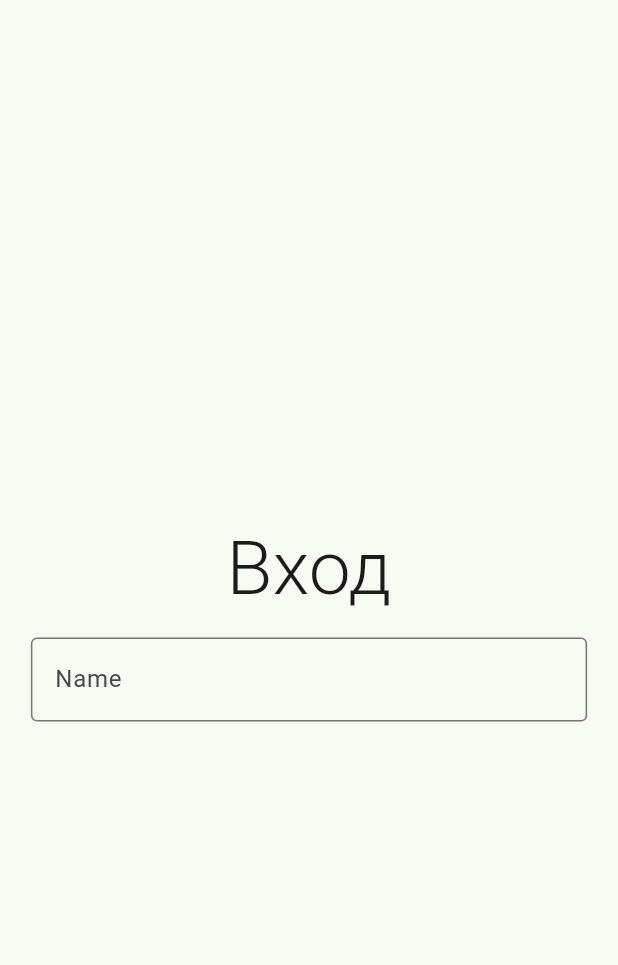
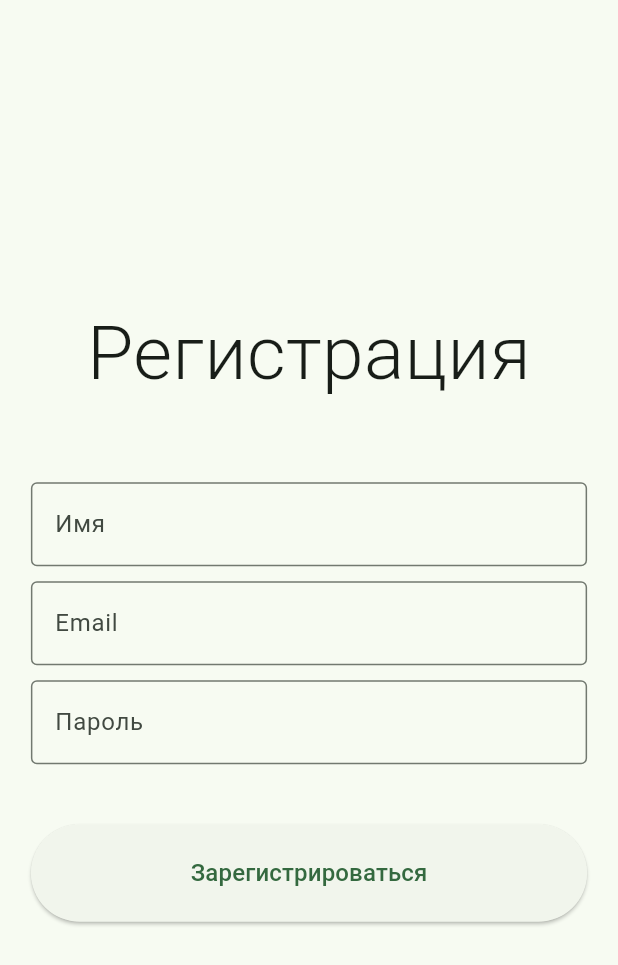
Before and after one commit to SinelnikovAndrey/mozz_test, a Flutter app: the screen it shows after launch, on a phone screen of 412 x 824 dp. Shown: the top 965 px of the screen. Run offline on Flutter 3.47's test engine with Material 3 defaults, Android fonts, the phone set to English and light mode, and no system bars; our stand-ins replace appwrite; Roboto replaces fonts that are missing (Gilroy).

Commit message:
change signup.dart add title, fields and button

```diff
--- a/lib/screens/signup.dart
+++ b/lib/screens/signup.dart
@@ -1,6 +1,8 @@
 
 
 import 'package:flutter/material.dart';
+
+import '../controllers/auth.dart';
 
 class SignUpPage extends StatefulWidget {
   const SignUpPage({super.key});
@@ -12,6 +14,8 @@ class SignUpPage extends StatefulWidget {
   class _SignUpPageState extends State<SignUpPage> {
     final formKey = GlobalKey<FormState>();
     final TextEditingController _nameController = TextEditingController();
+    final TextEditingController _emailController = TextEditingController();
+    final TextEditingController _passwordController = TextEditingController();
 
 
     @override
@@ -27,7 +31,7 @@ class SignUpPage extends StatefulWidget {
               mainAxisAlignment: MainAxisAlignment.center,
               children: [
                 const Center(
-                  child: Text("Вход",
+                  child: Text("Регистрация",
                       style: TextStyle(
                         fontFamily: 'Gilroy',
                         fontSize: 50,
@@ -36,19 +40,93 @@ class SignUpPage extends StatefulWidget {
                   ),
                 ),
                 const SizedBox(
+                  height: 50,
+                ),
+                SizedBox(
+                    width: MediaQuery.of(context).size.width * .9,
+                    child: TextFormField(
+                      validator: (value) =>
+                      value!.isEmpty ? "Укажите ваше Имя." : null,
+                      controller: _nameController,
+                      decoration: const InputDecoration(
+                        border: OutlineInputBorder(),
+                        label: Text("Имя"),
+                      ),
+                    )),
+                const SizedBox(
                   height: 10,
                 ),
                 SizedBox(
                     width: MediaQuery.of(context).size.width * .9,
                     child: TextFormField(
                       validator: (value) =>
-                      value!.isEmpty ? "Name cannot be empty." : null,
-                      controller: _nameController,
+                      value!.isEmpty ? "Укажите ваш Email." : null,
+                      controller: _emailController,
                       decoration: const InputDecoration(
                         border: OutlineInputBorder(),
-                        label: Text("Name"),
+                        label: Text("Email"),
                       ),
                     )),
+                const SizedBox(
+                  height: 10,
+                ),
+                SizedBox(
+                    width: MediaQuery.of(context).size.width * .9,
+                    child: TextFormField(
+                      validator: (value) => value!.length < 8
+                          ? "Пароль должен иметь не меньше 8 символов."
+                          : null,
+                      controller: _passwordController,
+                      obscureText: true,
+                      decoration: const InputDecoration(
+                        border: OutlineInputBorder(),
+                        label: Text("Пароль"),
+                      ),
+                    )),
+                const SizedBox(
+                  height: 40,
+                ),
+                SizedBox(
+                    height: 65,
+                    width: MediaQuery.of(context).size.width * .9,
+                    child: ElevatedButton(
+                        onPressed: () {
+                          if (formKey.currentState!.validate()) {
+                            createUser(
+                                _nameController.text,
+                                _emailController.text,
+                                _passwordController.text)
+                                .then((value) {
+                              if (value == "все получилось!") {
+                                ScaffoldMessenger.of(context)
+                                    .showSnackBar(SnackBar(
+                                  content: const Text(
+                                    "Аккаунт успешно создан",
+                                    style: TextStyle(color: Colors.white),
+                                  ),
+                                  backgroundColor: Colors.green.shade400,
+                                ));
+                                Navigator.pop(context);
+                              } else {
+                                ScaffoldMessenger.of(context)
+                                    .showSnackBar(SnackBar(
+                                  content: Text(
+                                    value,
+                                    style: const TextStyle(color: Colors.white),
+                                  ),
+                                  backgroundColor: Colors.red.shade400,
+                                ));
+                              }
+                            });
+                          }
+                        },
+                        child: const Text(
+                          "Зарегистрироваться",
+                          style: TextStyle(fontSize: 16),
+                        ))),
+                const SizedBox(
+                  height: 10,
+                ),
               ],
             ),
 
```
